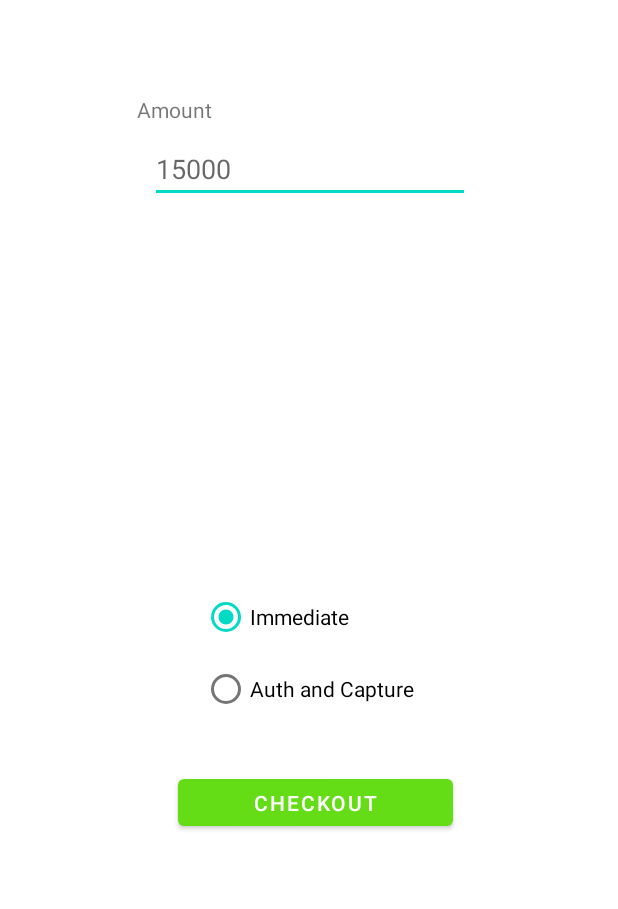
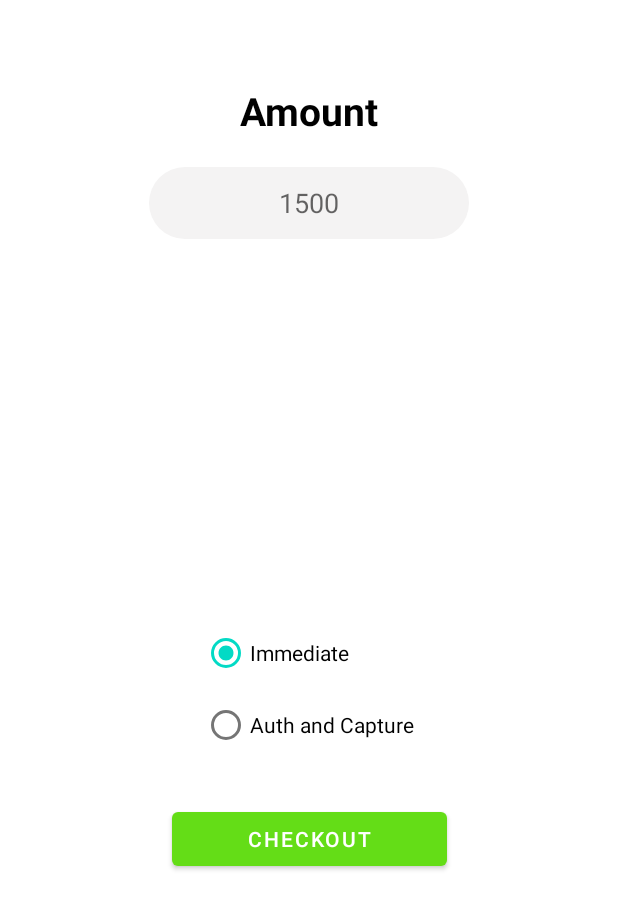
Before and after one commit to shamimcse1/E-Commerce, an Android app: the BkashActivity screen opened directly, with no data from a screen before it, on a phone screen of 412 x 824 dp. Shown: the top 909 px of the screen. Run offline under Robolectric (Android 15) with nearby library versions, the phone set to English and light mode, and no system bars; our stand-ins replace sdp/ssp sizes.

```diff
--- a/app/src/main/res/layout/activity_bkash.xml
+++ b/app/src/main/res/layout/activity_bkash.xml
@@ -10,49 +10,48 @@
     <Button
         android:id="@+id/buttonUrlCheckout"
         android:layout_width="183dp"
-        android:layout_height="43dp"
+        android:layout_height="48dp"
+        android:layout_marginLeft="16dp"
+        android:layout_marginTop="8dp"
+        android:layout_marginRight="16dp"
         android:layout_marginBottom="8dp"
-        android:layout_marginEnd="8dp"
-        android:layout_marginLeft="16dp"
-        android:layout_marginRight="16dp"
-        android:layout_marginStart="16dp"
-        android:layout_marginTop="8dp"
         android:text="Checkout"
+        app:layout_constraintBottom_toBottomOf="parent"
         app:layout_constraintHorizontal_bias="0.502"
         app:layout_constraintLeft_toLeftOf="parent"
         app:layout_constraintRight_toRightOf="parent"
         app:layout_constraintTop_toBottomOf="@+id/radioGroup"
-        app:layout_constraintBottom_toBottomOf="parent"
         app:layout_constraintVertical_bias="0.078" />
 
     <EditText
         android:id="@+id/checkout_amount"
         android:layout_width="wrap_content"
         android:layout_height="wrap_content"
+        android:layout_marginTop="20dp"
         android:ems="10"
-        android:hint="15000"
-        android:inputType="textPersonName"
-        android:layout_marginTop="7dp"
-        app:layout_constraintTop_toBottomOf="@+id/textView"
-        android:layout_marginRight="8dp"
+        android:hint="1500"
+        android:textAlignment="center"
+        android:background="@drawable/edittext_background"
+        android:inputType="number"
+        android:minHeight="48dp"
+        app:layout_constraintLeft_toLeftOf="parent"
         app:layout_constraintRight_toRightOf="parent"
-        android:layout_marginLeft="8dp"
-        app:layout_constraintLeft_toLeftOf="parent"
-        app:layout_constraintHorizontal_bias="0.503" />
+        app:layout_constraintTop_toBottomOf="@+id/textView" />
 
 
     <TextView
         android:id="@+id/textView"
         android:layout_width="wrap_content"
         android:layout_height="wrap_content"
+        android:layout_marginTop="56dp"
         android:text="Amount"
-        app:layout_constraintTop_toTopOf="parent"
-        android:layout_marginTop="63dp"
-        android:layout_marginRight="8dp"
+        android:textAlignment="center"
+        android:textColor="@color/black"
+        android:textSize="@dimen/_20sdp"
+        android:textStyle="bold"
+        app:layout_constraintLeft_toLeftOf="parent"
         app:layout_constraintRight_toRightOf="parent"
-        android:layout_marginLeft="8dp"
-        app:layout_constraintLeft_toLeftOf="parent"
-        app:layout_constraintHorizontal_bias="0.241" />
+        app:layout_constraintTop_toTopOf="parent" />
 
     <RadioGroup
         android:id="@+id/radioGroup"
--- a/app/src/main/res/layout/activity_web_view_checkout.xml
+++ b/app/src/main/res/layout/activity_web_view_checkout.xml
@@ -19,7 +19,7 @@
         app:layout_constraintHorizontal_bias="0.0"
         app:layout_constraintLeft_toLeftOf="parent"
         app:layout_constraintRight_toRightOf="parent"
-        app:layout_constraintTop_toTopOf="parent" >
+        app:layout_constraintTop_toTopOf="parent">
 
         <ProgressBar
             android:id="@+id/progressBar"
```
